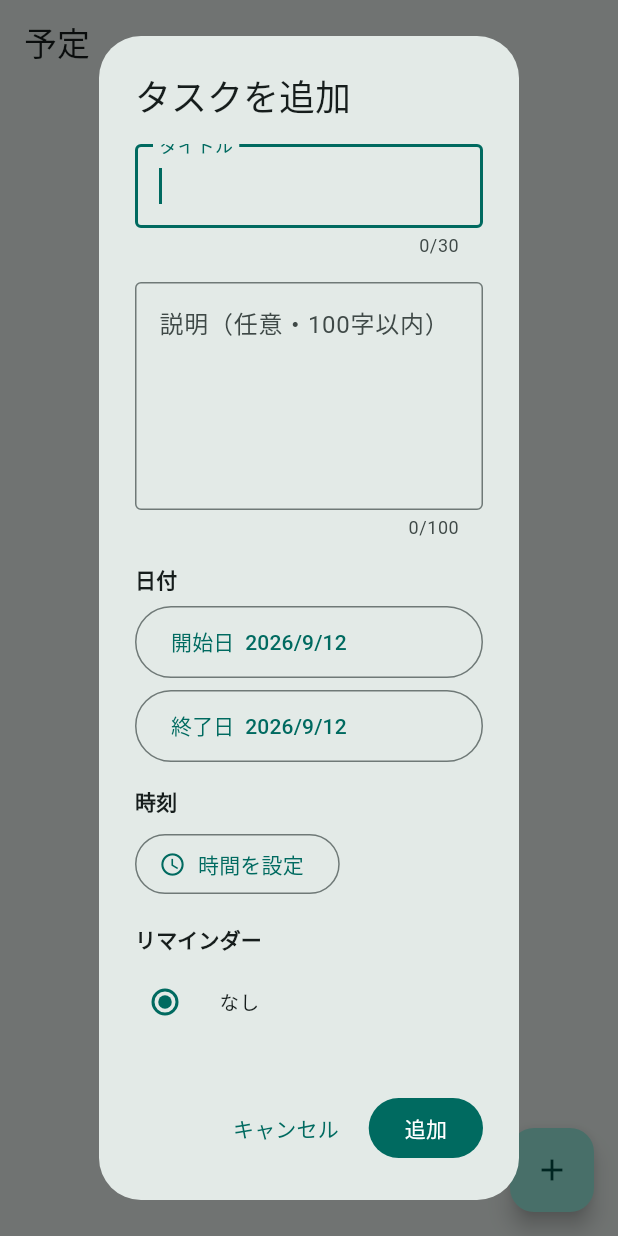
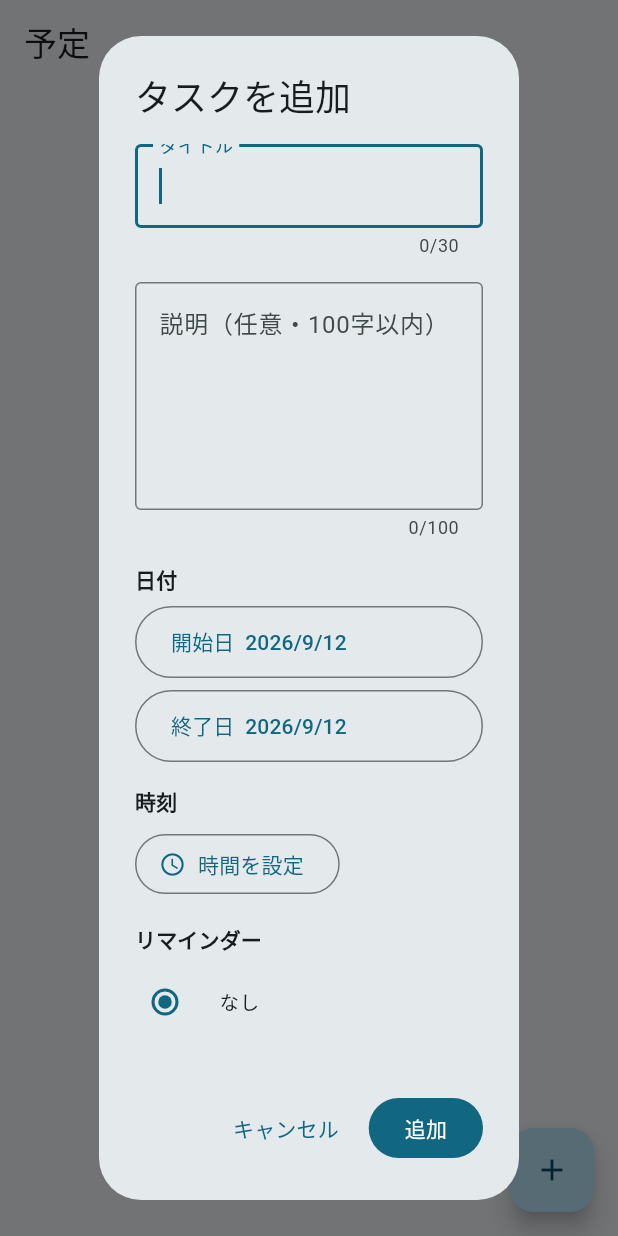
Before and after one commit to wanakh/timeline, a Flutter app: the screen it shows after launch, after a tap on the "add" icon, on a phone screen of 412 x 824 dp. Run offline on Flutter 3.47's test engine with Material 3 defaults, Android fonts, the phone set to English and light mode, and no system bars; our stand-ins replace flutter_local_notifications, flutter_riverpod, flutter_timezone, hive_ce, hive_ce_flutter, timezone; accounts and stored records are empty.

Commit message:
タイムラインの軸の微調整

```diff
--- a/lib/main.dart
+++ b/lib/main.dart
@@ -24,7 +24,7 @@ class MyApp extends StatelessWidget {
 
   @override
   Widget build(BuildContext context) {
-    const seedColor = Colors.teal;
+    const seedColor = Colors.blueGrey;
 
     return MaterialApp(
       debugShowCheckedModeBanner: false,
--- a/lib/screens/timeline_screen.dart
+++ b/lib/screens/timeline_screen.dart
@@ -175,7 +175,7 @@ class _TimelineLayoutConstants {
 
   // タイムライン
   static const double timelineColumnWidth = 24;
-  static const double timelineLineWidth = 2;
+  static const double timelineLineWidth = 3;
   static const double nodeSize = 12;
 
   // タイムライン → タスク
```
